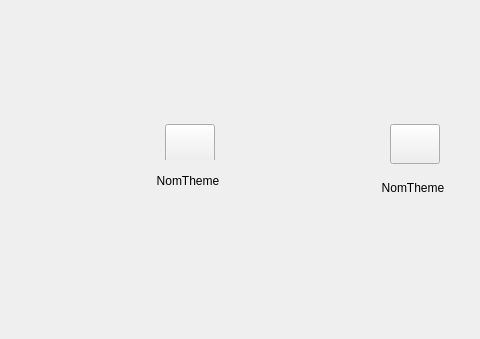
Above: ui/mainwindow.ui from chriSmile0/ColorThemeManager before the change; both pictures show x 0 to 480 and y 161 to 500 of the 844 by 500 pixel window. Below: the same form after it.
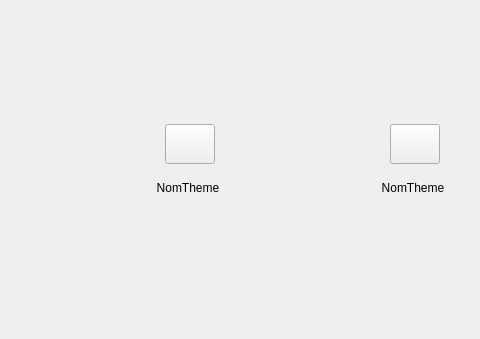
That is the form after the change. Icons and pictures are not drawn.

Commit message: Importation bug + chargement themes partie 1

```diff
--- a/ui/mainwindow.ui
+++ b/ui/mainwindow.ui
@@ -173,7 +173,7 @@
       <layout class="QHBoxLayout" name="horizontalLayout" stretch="5,2">
        <item>
         <widget class="QWidget" name="Themes_list" native="true">
-         <layout class="QGridLayout" name="gridLayout" rowstretch="1,0" columnstretch="0,0">
+         <layout class="QGridLayout" name="gridLayout" rowstretch="1" columnstretch="0,0">
           <property name="sizeConstraint">
            <enum>QLayout::SetDefaultConstraint</enum>
           </property>
@@ -188,7 +188,7 @@
               <height>100</height>
              </size>
             </property>
-            <layout class="QVBoxLayout" name="th_1" stretch="1,1">
+            <layout class="QVBoxLayout" name="th_1" stretch="2,1">
              <property name="spacing">
               <number>0</number>
              </property>
```
The commit also changes 2 other files.
